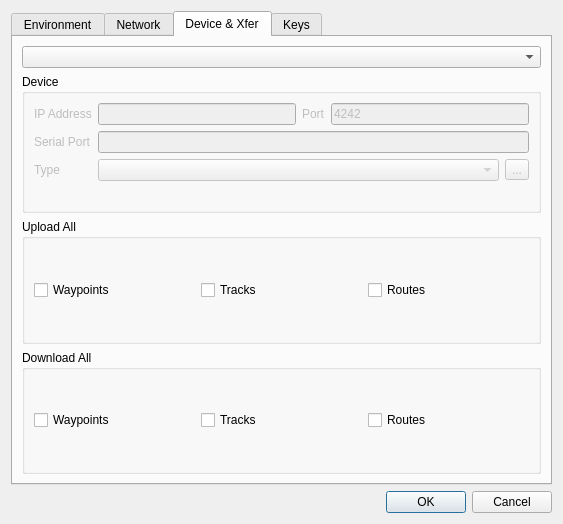
First picture: the form in src/IDlgConfig.ui, repository ntruchsess/QLandkarteGT, before the edit.
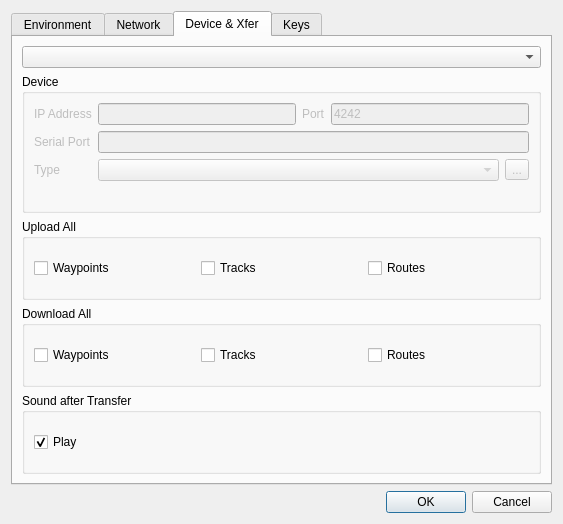
Second picture: the form after the edit. The open tabs and pages were chosen to show the change.

Commit message: add configure sound, and show wait cursor on data transfer

The edit to the form file:
```diff
--- a/src/IDlgConfig.ui
+++ b/src/IDlgConfig.ui
@@ -398,6 +398,38 @@
          </layout>
         </widget>
        </item>
+       <item>
+        <widget class="QGroupBox" name="groupBox_6">
+         <property name="title">
+          <string>Sound after Transfer</string>
+         </property>
+         <layout class="QHBoxLayout" name="horizontalLayout">
+          <item>
+           <widget class="QCheckBox" name="checkPlaySound">
+            <property name="text">
+             <string>Play</string>
+            </property>
+            <property name="checked">
+             <bool>true</bool>
+            </property>
+           </widget>
+          </item>
+          <item>
+           <spacer name="horizontalSpacer">
+            <property name="orientation">
+             <enum>Qt::Horizontal</enum>
+            </property>
+            <property name="sizeHint" stdset="0">
+             <size>
+              <width>445</width>
+              <height>20</height>
+             </size>
+            </property>
+           </spacer>
+          </item>
+         </layout>
+        </widget>
+       </item>
       </layout>
      </widget>
      <widget class="QWidget" name="Seite_2">
```
Left out of the diff: 2 changed lines with no effect on the pictures. The commit also changes 4 other files.
